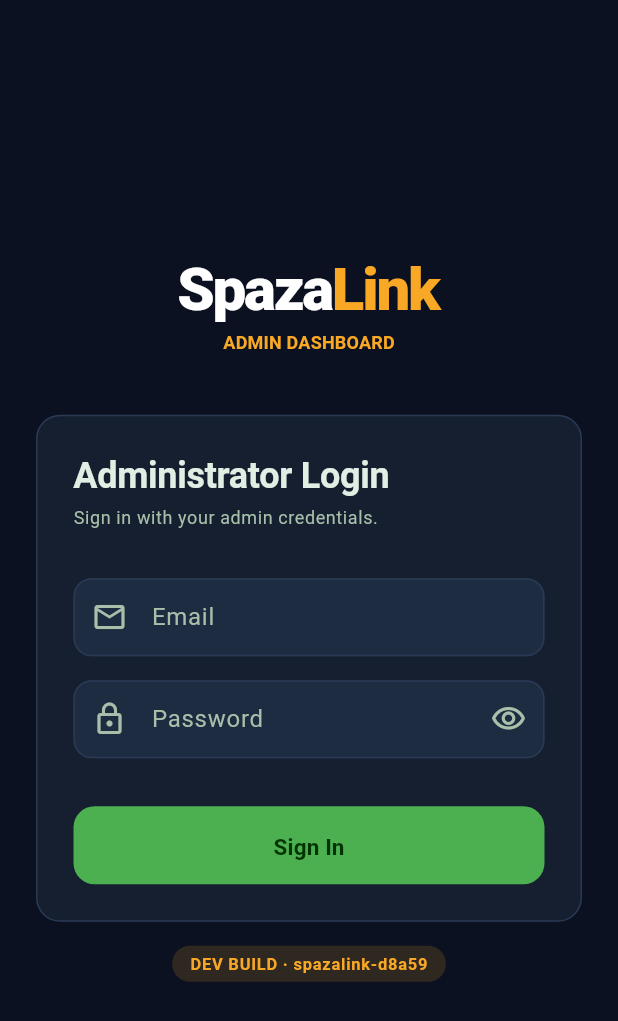
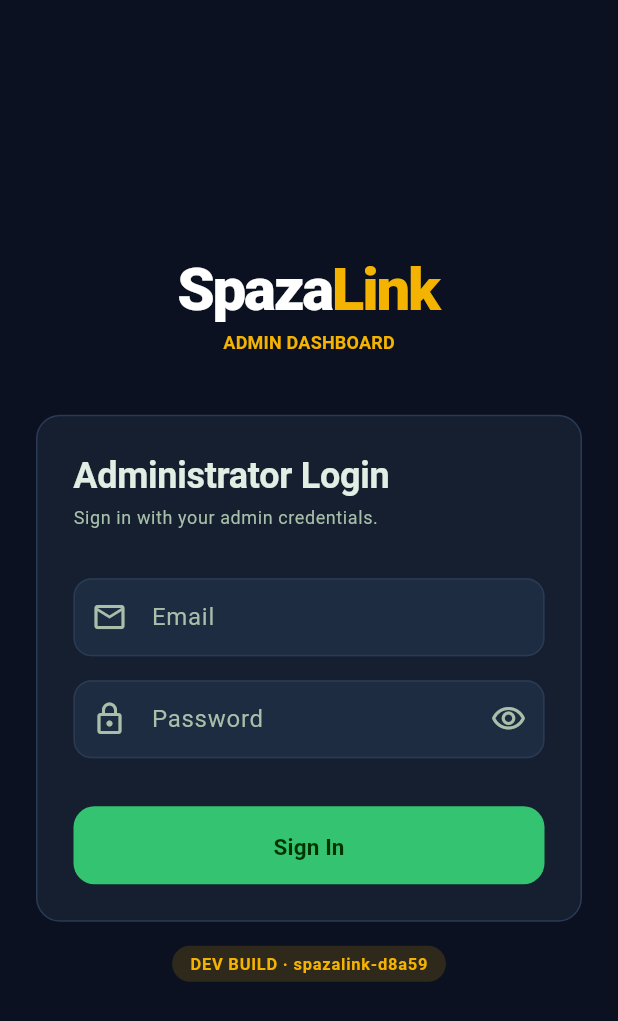
Before and after one commit to Nhleh/Spaza-Link, a Flutter app: the screen it shows after launch, on a phone screen of 412 x 824 dp. Shown: the top 1021 px of the screen. Run offline on Flutter 3.47's test engine with Material 3 defaults, Android fonts, the phone set to English and light mode, and no system bars; our stand-ins replace cached_network_image, cloud_firestore, connectivity_plus, data_table_2, equatable, firebase_auth and 11 more; missing offline and left inert: dart:html; accounts and stored records are empty; generated files the repository leaves out were written again; statements that could not run were skipped.

Commit message:
Pricing: 15% customer markup as profit + Reports profit KPI & charts; brand colors
- 15% markup: admin enters base price, customers pay base×1.15 (applied once in
  the customer product repo). The markup is the platform profit.
- Reports: 'Profit (15%)' KPI, 7-day revenue bar chart + order-status pie chart
  (fl_chart), profit added to the PDF export.
- Brand palette retargeted to the official site: green #0B8F47/#066837, gold #F5B301.

Co-Authored-By: Claude Opus 4.8 <noreply@anthropic.com>

```diff
--- a/packages/core/lib/theme/app_colors.dart
+++ b/packages/core/lib/theme/app_colors.dart
@@ -12,16 +12,18 @@ abstract final class AppColors {
   // ── Brand ──────────────────────────────────────────────────────────────────
 
   /// Darkest brand green — used in the "Spaza" wordmark and tagline.
-  static const Color brandGreenDark = Color(0xFF1B5E20);
+  /// Official brand palette (spazalink.co.za): dark-green.
+  static const Color brandGreenDark = Color(0xFF066837);
 
   /// Primary brand green — used in the chain icon and primary UI elements.
-  static const Color brandGreenPrimary = Color(0xFF2E7D32);
+  /// Official brand palette: primary-green.
+  static const Color brandGreenPrimary = Color(0xFF0B8F47);
 
   /// Medium green — headers, active states.
-  static const Color brandGreenMedium = Color(0xFF388E3C);
+  static const Color brandGreenMedium = Color(0xFF0FA050);
 
   /// Light green — highlights on the chain icon, hover states.
-  static const Color brandGreenLight = Color(0xFF4CAF50);
+  static const Color brandGreenLight = Color(0xFF34C471);
 
   /// Very light green tint — surface backgrounds.
   static const Color brandGreenSurface = Color(0xFFE8F5E9);
@@ -30,7 +32,8 @@ abstract final class AppColors {
   static const Color brandGreenSurfaceLight = Color(0xFFF1F8F2);
 
   /// Brand gold — used in the "Link" wordmark, chain bottom link, divider.
-  static const Color brandGold = Color(0xFFF9A825);
+  /// Official brand palette: gold.
+  static const Color brandGold = Color(0xFFF5B301);
 
   /// Lighter gold — highlights, savings callouts.
   static const Color brandGoldLight = Color(0xFFFDD835);
```
